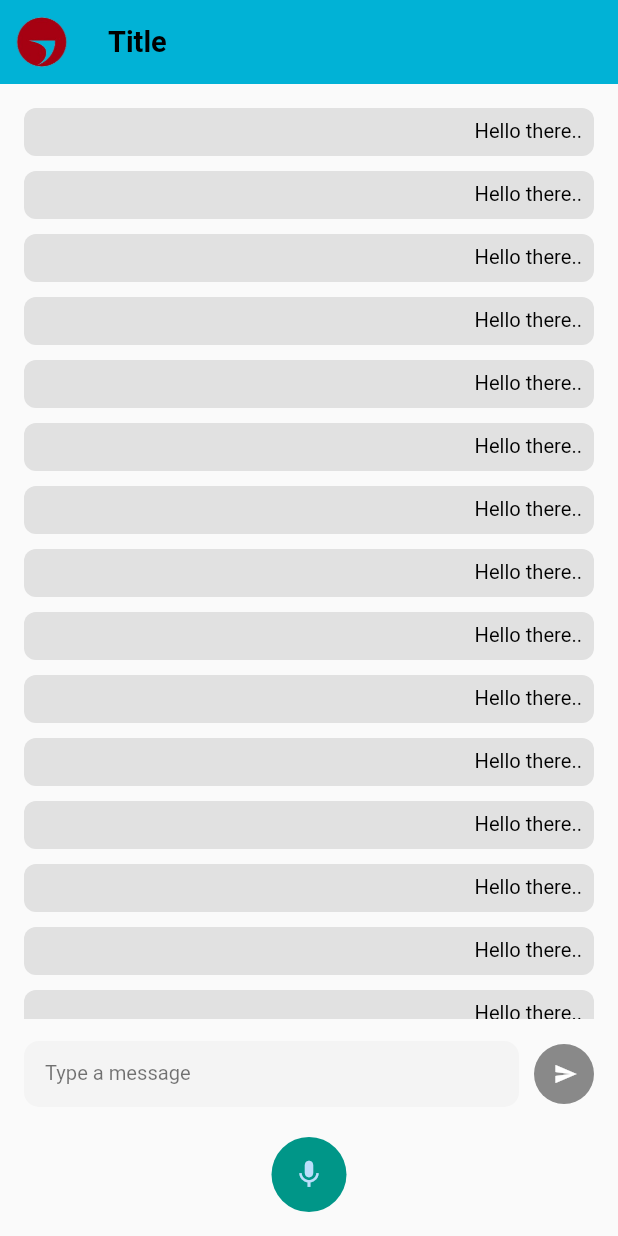
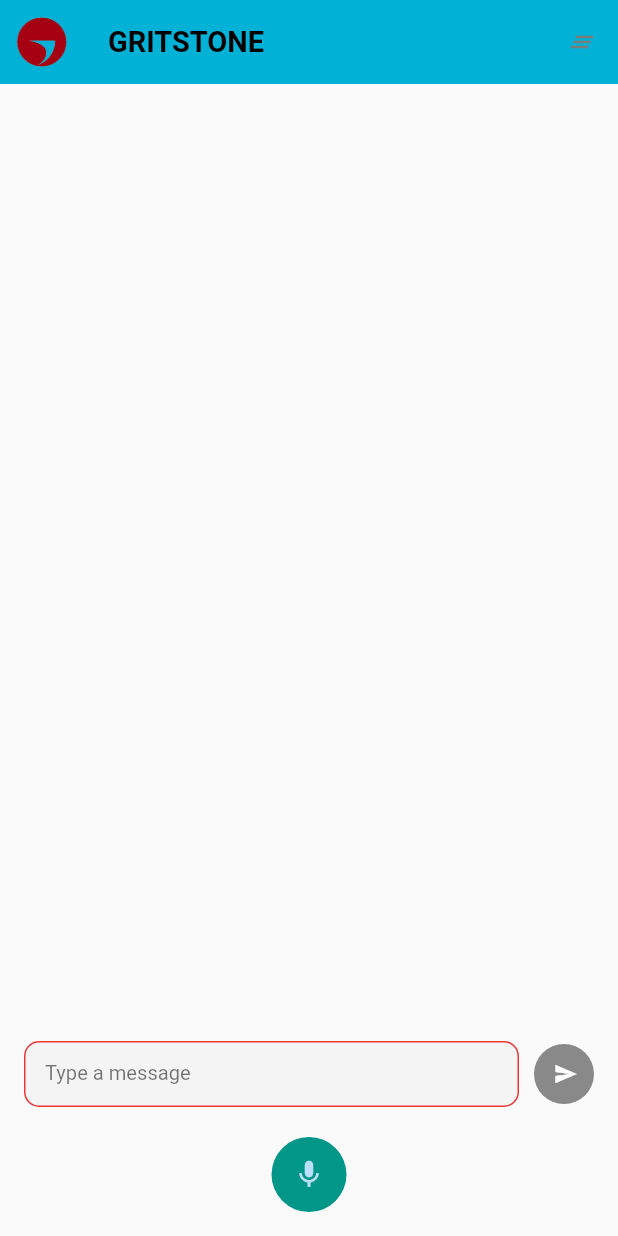
Before and after one commit to rishal-ahmed/gritstone-test, a Flutter app: the screen it shows after launch, after a tap on the "send" icon, on a phone screen of 412 x 824 dp. Run offline on Flutter 3.47's test engine with Material 2 defaults, Android fonts, the light colour scheme and no system bars; our stand-ins replace flutter_riverpod, freezed_annotation, hive, hive_flutter, responsive_sizer; accounts and stored records are empty.

Commit message:
Home ~ DB - Message - Get & Add -> Integrated!

```diff
--- /dev/null
+++ b/lib/application/message/message_event.dart
@@ -0,0 +1,14 @@
+import 'package:freezed_annotation/freezed_annotation.dart';
+import 'package:gritstone_test/domain/models/message/message_model.dart';
+
+part 'message_event.freezed.dart';
+
+@freezed
+class MessageEvent with _$MessageEvent {
+  //* =-=-=-=-=- Get Messages -=-=-=-=-=
+  const factory MessageEvent.messages() = _MessageEvent;
+
+  //* =-=-=-=-=- Add Message -=-=-=-=-=
+  const factory MessageEvent.addMessage({required MessageModel message}) =
+      _MessageEventAdd;
+}
--- /dev/null
+++ b/lib/application/message/message_notifier.dart
@@ -0,0 +1,42 @@
+import 'package:flutter_riverpod/flutter_riverpod.dart';
+import 'package:gritstone_test/application/message/message_event.dart';
+import 'package:gritstone_test/application/message/message_state.dart';
+import 'package:gritstone_test/domain/models/message/message_model.dart';
+import 'package:gritstone_test/infrastructure/message/message_database.dart';
+
+class MessageNotifier extends StateNotifier<MessageState> {
+  MessageNotifier() : super(const MessageState());
+
+  //* ==--==--==-- Initial State --==--==--==
+  final MessageState initialState = const MessageState();
+
+  Future emit(MessageEvent event) async {
+    event.map(
+      //? =-=-=-=-=-=-=-=- Get Messages ~ Event -=-=-=-=-=-=-=-=
+      messages: (event) async {
+        // Loading
+        state = initialState.copyWith(isLoading: true);
+
+        // Api Call
+        final List<MessageModel> messages = await MessageDatabase().getMessages;
+
+        // Notify UI
+        state = initialState.copyWith(messages: messages, status: true);
+      },
+
+      //? =-=-=-=-=-=-=-=- Contact Us ~ Event -=-=-=-=-=-=-=-=
+      addMessage: (event) async {
+        // Loading
+        // state = state.copyWith(isLoading: true);
+
+        // Api Call
+        final MessageModel message =
+            await MessageDatabase().addMessage(messageModel: event.message);
+
+        // Notify UI
+        state = initialState
+            .copyWith(status: true, messages: [...state.messages, message]);
+      },
+    );
+  }
+}
--- /dev/null
+++ b/lib/application/message/message_state.dart
@@ -0,0 +1,15 @@
+import 'package:freezed_annotation/freezed_annotation.dart';
+import 'package:gritstone_test/domain/models/message/message_model.dart';
+
+part 'message_state.freezed.dart';
+
+@freezed
+class MessageState with _$MessageState {
+  const factory MessageState({
+    @Default(false) bool isLoading,
+    @Default(false) bool isError,
+    @Default(false) bool status,
+    @Default('') String message,
+    @Default([]) List<MessageModel> messages,
+  }) = _MessageState;
+}
--- a/lib/core/constant/names.dart
+++ b/lib/core/constant/names.dart
@@ -1 +1,2 @@
-const String appName = 'TG ECom';
+//* ==--==--==-- Constant Names --==--==--==
+const String appName = 'GRITSTONE';
--- a/lib/core/constant/sizes.dart
+++ b/lib/core/constant/sizes.dart
@@ -2,6 +2,7 @@
 import 'package:gritstone_test/core/constant/colors.dart';
 import 'package:responsive_sizer/responsive_sizer.dart';
 
+//*==--==--==--==-- Constant White Spaces --==--==--==--==
 const SizedBox kNone = SizedBox();
 const SizedBox kWFill = SizedBox(width: double.infinity);
 const SizedBox kHFill = SizedBox(height: double.infinity);
@@ -44,6 +45,7 @@
 const SizedBox kHeight35 = SizedBox(height: 35);
 const SizedBox kHeight40 = SizedBox(height: 40);
 
+//*==--==--==--==-- Constant White Spaces --==--==--==--==
 final SizedBox dWidth05 = SizedBox(width: 0.5.w);
 final SizedBox dWidth1 = SizedBox(width: 1.w);
 final SizedBox dWidth1n5 = SizedBox(width: 1.5.w);
@@ -79,6 +81,7 @@
 final SizedBox dHeight20 = SizedBox(height: 20.h);
 final SizedBox dHeight40 = SizedBox(height: 40.h);
 
+//*==--==--==--==-- Constant Divider --==--==--==--==
 const Divider kDividerNone = Divider(color: kColorLight4, height: 0);
 const Divider kDivider = Divider(color: kColorLight4, height: 16);
 const Divider kDivider20 = Divider(color: kColorLight4, height: 20);
--- /dev/null
+++ b/lib/domain/models/message/message_model.dart
@@ -0,0 +1,14 @@
+import 'package:hive/hive.dart';
+
+part 'message_model.g.dart';
+
+@HiveType(typeId: 1)
+class MessageModel {
+  MessageModel({required this.message, required this.dateTime});
+
+  @HiveField(0)
+  String message;
+
+  @HiveField(1)
+  DateTime dateTime;
+}
--- /dev/null
+++ b/lib/domain/provider/message/message_provider.dart
@@ -0,0 +1,26 @@
+import 'package:flutter/material.dart';
+import 'package:flutter_riverpod/flutter_riverpod.dart';
+import 'package:gritstone_test/application/message/message_event.dart';
+import 'package:gritstone_test/application/message/message_notifier.dart';
+import 'package:gritstone_test/application/message/message_state.dart';
+
+class MessageProvider {
+  MessageProvider._();
+
+  //* ==--==--==--==-- Get Messages --==--==--==--==
+  static final messages =
+      StateNotifierProvider<MessageNotifier, MessageState>((ref) {
+    return MessageNotifier()..emit(const MessageEvent.messages());
+  });
+
+  //* ==--==--==--==-- From Key --==--==--==--==
+  static final formKey = Provider.autoDispose<GlobalKey<FormState>>((ref) {
+    return GlobalKey<FormState>();
+  });
+
+  //? ==--==--==--==-- Form Controllers --==--==--==--==
+  static final messageController =
+      Provider.autoDispose<TextEditingController>((ref) {
+    return TextEditingController();
+  });
+}
--- /dev/null
+++ b/lib/domain/utils/converter/converter_utils.dart
@@ -0,0 +1,60 @@
+import 'dart:convert';
+
+import 'package:intl/intl.dart';
+
+class ConverterUtils {
+  ConverterUtils._();
+
+  static final ConverterUtils _instance = ConverterUtils._();
+
+  factory ConverterUtils() => _instance;
+
+  //* ==--==--==--==-- Round Number --==--==--==--==
+  String amountRounderString(num amount) {
+    final roundedAmount = num.parse(amount.toStringAsFixed(2));
+    return roundedAmount.toString();
+  }
+
+  //* ==--==--==--==-- Round Number --==--==--==--==
+  num amountRounder(num amount) {
+    final roundedAmount = num.parse(amount.toStringAsFixed(2));
+    return roundedAmount;
+  }
+
+  //* ==--==--==--==-- Strip HTML from STring --==--==--==--==
+  String stripHtmlIfNeeded(String text) {
+    return text.replaceAll(RegExp(r'<[^>]*>|&[^;]+;'), ' ').trim();
+  }
+
+  //* ==--==--==--==-- Convert Amount to Currency depending on the locale --==--==--==--==
+  final NumberFormat currency =
+      NumberFormat.currency(symbol: '', locale: 'en_US');
+
+  //* ==--==--==--==-- Compare Dates --==--==--==--==
+  bool isSameDate(DateTime date1, DateTime date2) {
+    return date1.year == date2.year &&
+        date1.month == date2.month &&
+        date1.day == date2.day;
+  }
+
+  //* ==--==--==--==-- Model to Json String --==--==--==--==
+  String modelToJsonString(dynamic model) {
+    return jsonEncode(model.toJson());
+  }
+
+  //  final NumberFormat roundNumber = NumberFormat("###.0#", "en_US");
+
+  //* ==--==--==--==-- Convert Date and Time to readable Format --==--==--==--==
+  final DateFormat dateFormat = DateFormat('dd-MM-yyyy');
+  final DateFormat dateShort = DateFormat("dd MMM yyyy");
+  final DateFormat dateTimeShort = DateFormat("dd MMM yyyy hh:mm");
+  final DateFormat dateTimeShortAmPm = DateFormat("dd MMM yyyy hh:mm a");
+  final DateFormat dateFormatReverse = DateFormat('yyyy-MM-dd');
+  final DateFormat dateForDatabase = DateFormat('yyyy-MM-dd HH:mm:ss');
+  final DateFormat dateFormatEInvoice = DateFormat('yyyy-MM-dd h:mm');
+  final DateFormat dateTimeFormatAmPm = DateFormat('dd-MM-yyyy h:mm a');
+  final DateFormat dateTimeFormatTransaction =
+      DateFormat("dd MMMM yyyy 'at' hh:mm");
+  final DateFormat dateTimeFormat = DateFormat('dd-MM-yyyy, h:mm');
+  final DateFormat dateTimeForFileName = DateFormat('dd-MM-yyyy-h~mma');
+}
--- /dev/null
+++ b/lib/infrastructure/message/message_database.dart
@@ -0,0 +1,31 @@
+import 'package:gritstone_test/domain/models/message/message_model.dart';
+import 'package:hive_flutter/hive_flutter.dart';
+
+class MessageDatabase {
+  //? ==--==--==--==-- Get Messages --==--==--==--==
+  Future<List<MessageModel>> get getMessages async {
+    Box<MessageModel> messagesBox =
+        await Hive.openBox<MessageModel>('messageBox');
+    final List<MessageModel> messages = messagesBox.values.toList();
+
+    return messages;
+  }
+
+  //? ==--==--==--==-- Add Message --==--==--==--==
+  Future<MessageModel> addMessage({required MessageModel messageModel}) async {
+    Box<MessageModel> messagesBox =
+        await Hive.openBox<MessageModel>('messageBox');
+    final int id = await messagesBox.add(messageModel);
+
+    final MessageModel? message = messagesBox.get(id);
+
+    return message!;
+  }
+
+  //? ==--==--==--==-- Delete Message --==--==--==--==
+  Future<void> deleteMessage(MessageModel message) async {
+    Box<MessageModel> messagesBox =
+        await Hive.openBox<MessageModel>('messageBox');
+    await messagesBox.delete(message);
+  }
+}
--- a/lib/main.dart
+++ b/lib/main.dart
@@ -1,15 +1,20 @@
 import 'package:flutter/material.dart';
 import 'package:flutter_riverpod/flutter_riverpod.dart';
 import 'package:gritstone_test/core/app/app.dart';
+import 'package:gritstone_test/domain/models/message/message_model.dart';
+import 'package:hive_flutter/hive_flutter.dart';
 import 'package:responsive_sizer/responsive_sizer.dart';
 
 void main() async {
   WidgetsFlutterBinding.ensureInitialized();
+  await Hive.initFlutter();
+  Hive.registerAdapter(MessageModelAdapter());
 
   runApp(
     ProviderScope(
       child: ResponsiveSizer(
         builder: (context, orientation, screenType) {
+          //* ==--==--==-- App ~ Root Widget --==--==--==
           return const App();
         },
       ),
--- a/lib/presentation/screens/home/screen_home.dart
+++ b/lib/presentation/screens/home/screen_home.dart
@@ -1,8 +1,17 @@
+import 'dart:developer';
+
 import 'package:flutter/material.dart';
 import 'package:flutter_riverpod/flutter_riverpod.dart';
+import 'package:gritstone_test/application/message/message_event.dart';
+import 'package:gritstone_test/application/message/message_state.dart';
 import 'package:gritstone_test/core/constant/colors.dart';
+import 'package:gritstone_test/core/constant/names.dart';
 import 'package:gritstone_test/core/constant/sizes.dart';
-import 'package:gritstone_test/domain/utils/text/text_utils.dart';
+import 'package:gritstone_test/domain/models/message/message_model.dart';
+import 'package:gritstone_test/domain/provider/message/message_provider.dart';
+import 'package:gritstone_test/domain/utils/converter/converter_utils.dart';
+import 'package:gritstone_test/domain/utils/validator/validator_utils.dart';
+import 'package:gritstone_test/presentation/screens/home/widgets/message_widget.dart';
 import 'package:gritstone_test/presentation/widgets/appbar/appbar.dart';
 import 'package:gritstone_test/presentation/widgets/text_fields/text_field_widget.dart';
 
@@ -12,38 +21,50 @@
   @override
   Widget build(BuildContext context, WidgetRef ref) {
     return Scaffold(
-      appBar: const AppbarWidget(
+      appBar: AppbarWidget(
         logo: true,
-        title: 'Title',
+        title: appName,
+        actions: [
+          //* ==--==--==-- Clear All ~ Button --==--==--==
+          IconButton(
+            onPressed: () {},
+            icon: const Icon(Icons.clear_all),
+          )
+        ],
       ),
       body: SafeArea(
         child: Padding(
           padding: const EdgeInsets.all(16.0),
           child: Column(
             children: [
-              //* ==--==--==--==-- Notes --==--==--==--==
-              Expanded(
+              //* ==--==--==--==-- Messages --==--==--==--==
+              Consumer(
+                builder: (_, WidgetRef ref, __) {
+                  //* ~~~~~~ Messages ~ State ~~~~~~
+                  final MessageState state =
+                      ref.watch(MessageProvider.messages);
+
+                  // Loading..
+                  if (state.isLoading) {
+                    return const Center(
+                        child: CircularProgressIndicator.adaptive());
+                  }
+
+                  return Expanded(
                     child: ListView.separated(
                       itemBuilder: (context, index) {
-                    return Container(
-                      padding: const EdgeInsets.all(8),
-                      decoration: BoxDecoration(
-                          color: kBlack10,
-                          borderRadius: BorderRadius.circular(8)),
-                      child: Text(
-                        'Hello there..',
-                        textAlign: TextAlign.end,
-                        style: TextUtils.theme(context).bodyMedium?.copyWith(
-                              color: kBlack,
-                            ),
-                      ),
-                    );
+                        final MessageModel message = state.messages[index];
+
+                        //* ==--==-- Message Widget --==--==
+                        return MessageWidget(message: message);
                       },
                       separatorBuilder: (context, index) {
                         return kHeight10;
                       },
-                  itemCount: 20,
+                      itemCount: state.messages.length,
                     ),
+                  );
+                },
               ),
               kHeight15,
 
@@ -52,14 +73,49 @@
                 children: [
                   Row(
                     children: [
-                      const Expanded(
+                      Expanded(
+                        child: Consumer(
+                          builder: (_, WidgetRef ref, __) {
+                            return Form(
+                              key: ref.watch(MessageProvider.formKey),
                               child: TextFeildWidget(
+                                controller: ref
+                                    .watch(MessageProvider.messageController),
                                 hintText: 'Type a message',
+                                validator: (value) =>
+                                    ValidatorUtils.nullValidator(value),
+                                errorStyle: false,
+                              ),
+                            );
+                          },
                         ),
                       ),
                       kWidth10,
+                      //* ==--==--==-- Message ~ Field --==--==--==
                       InkWell(
-                        onLongPress: () {},
+                        onTap: () {
+                          //* -- Form State --
+                          final FormState? formState =
+                              ref.read(MessageProvider.formKey).currentState;
+
+                          if (formState!.validate()) {
+                            final String message = ref
+                                .read(MessageProvider.messageController)
+                                .text;
+                            final DateTime dateTime = DateTime.now();
+
+                            final MessageModel messageModel = MessageModel(
+                                message: message, dateTime: dateTime);
+
+                            log('Message: $message');
+                            log('Date Time: ${ConverterUtils().dateTimeFormatAmPm.format(dateTime)}');
+
+                            //! >><<>><< Delete Cart Local ~ Event >><<>><<
+                            ref.read(MessageProvider.messages.notifier).emit(
+                                MessageEvent.addMessage(message: messageModel));
+                          }
+                        },
+                        //* ==--==--==-- Send ~ Button --==--==--==
                         child: const CircleAvatar(
                           radius: 20,
                           backgroundColor: kBlack45,
@@ -72,6 +128,7 @@
                     ],
                   ),
                   kHeight20,
+                  //* ==--==--==-- Voice ~ Button --==--==--==
                   InkWell(
                     onLongPress: () {},
                     child: const CircleAvatar(
```
Also changed, not shown: lib/core/constant/colors.dart (+16 -6 lines), lib/domain/utils/validator/validator_utils.dart (added, +137 -0 lines), lib/presentation/screens/home/widgets/message_widget.dart (added, +45 -0 lines), pubspec.yaml (+9 -0 lines), lib/application/message/message_event.freezed.dart (added), lib/application/message/message_state.freezed.dart (added), lib/domain/models/message/message_model.g.dart (added), pubspec.lock, 10 other files. Lines whose indentation alone changed are shown as unchanged.
